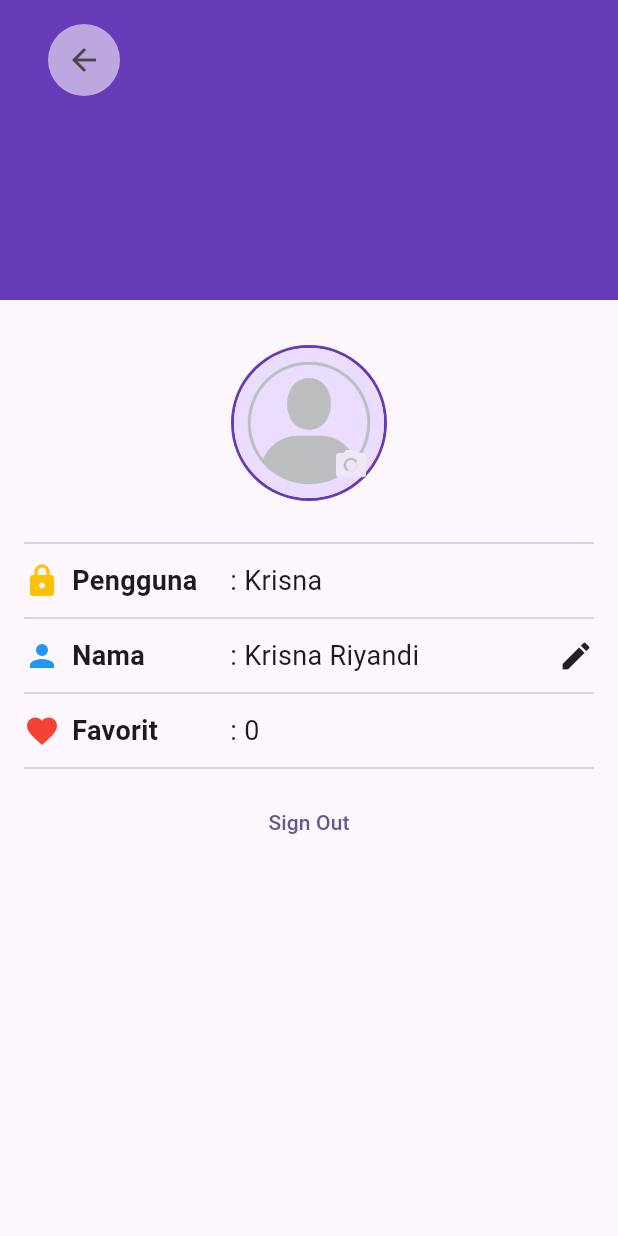
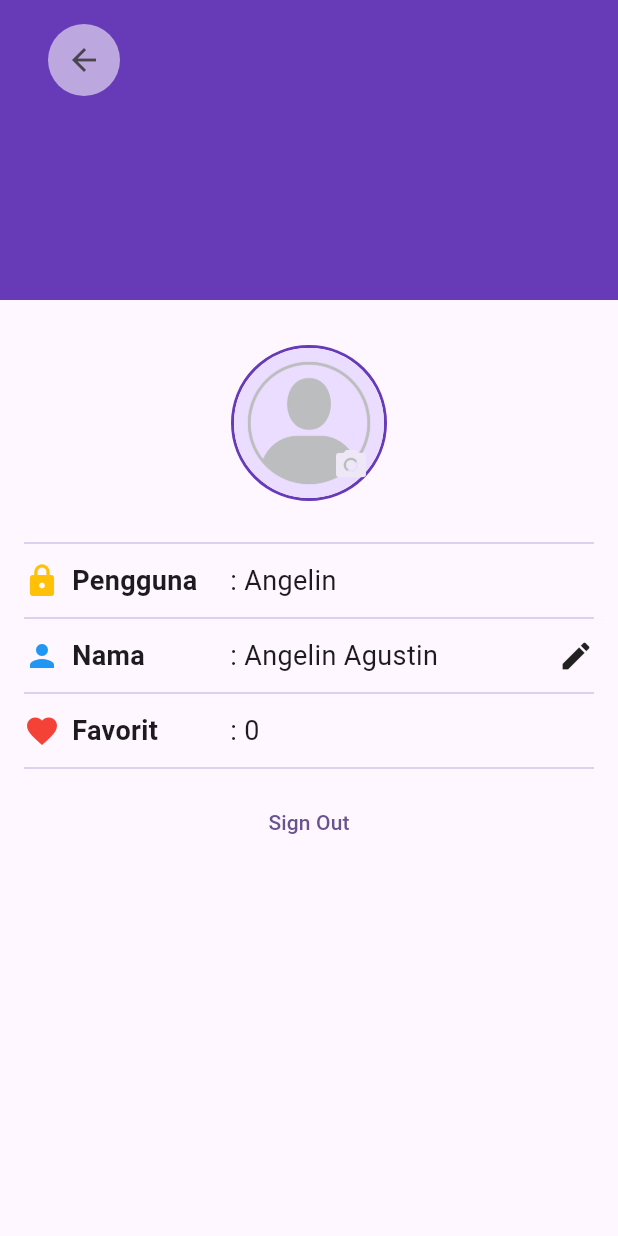
Before and after one commit to 2024-2025-Gasal-PABI-SI52/project-wisata-candi-Angelinagustin, a Flutter app: the ProfileScreen screen opened directly, after a tap on "Sign In", on a phone screen of 412 x 824 dp. Run offline on Flutter 3.47's test engine with Material 3 defaults, Android fonts, the phone set to English and light mode, and no system bars; our stand-ins replace cached_network_image.

```diff
--- a/flutter Angelin/flutter_application_1/lib/screens/profile_screen.dart
+++ b/flutter Angelin/flutter_application_1/lib/screens/profile_screen.dart
@@ -10,8 +10,8 @@ class ProfileScreen extends StatefulWidget {
 class _ProfileScreenState extends State<ProfileScreen> {
   // TODO: 1. Deklarasikan variabel yang dibutuhkan
   bool isSignedIn = false;
-  String fullName = 'Krisna Riyandi';
-  String userName = 'Krisna';
+  String fullName = 'Angelin Agustin';
+  String userName = 'Angelin';
   int favoritCandiCount = 0;
 
   //TODO: 5. Implementasi fungsi SignIn
```
Also changed, not shown: flutter Angelin/flutter_application_1/lib/screens/signin_screen.dart (added).
